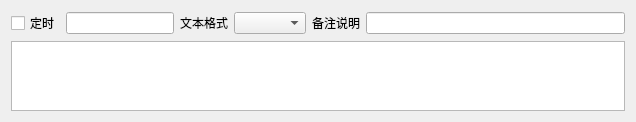
Old version of the form Src/DebugPage/BaseDebugPage/Other/TimingSending/SAKTimingSendingItem.ui in the repository x-tools-author/x-tools.
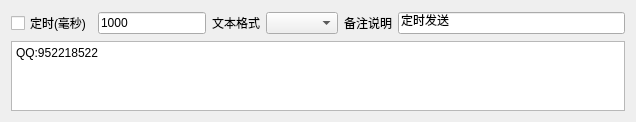
New version of the form.

Commit message: 完成定时发送功能

What changed in the file:
```diff
--- a/Src/DebugPage/BaseDebugPage/Other/TimingSending/SAKTimingSendingItem.ui
+++ b/Src/DebugPage/BaseDebugPage/Other/TimingSending/SAKTimingSendingItem.ui
@@ -17,7 +17,7 @@
    <item row="0" column="0">
     <widget class="QCheckBox" name="timingCheckBox">
      <property name="text">
-      <string>定时</string>
+      <string>定时(毫秒)</string>
      </property>
     </widget>
    </item>
@@ -29,6 +29,9 @@
        <verstretch>0</verstretch>
       </sizepolicy>
      </property>
+     <property name="text">
+      <string>1000</string>
+     </property>
     </widget>
    </item>
    <item row="0" column="2">
@@ -49,7 +52,11 @@
     </widget>
    </item>
    <item row="0" column="5">
-    <widget class="QLineEdit" name="remarkLineEdit"/>
+    <widget class="QLineEdit" name="remarkLineEdit">
+     <property name="text">
+      <string>定时发送</string>
+     </property>
+    </widget>
    </item>
    <item row="1" column="0" colspan="6">
     <widget class="QTextEdit" name="inputDataTextEdit">
@@ -59,6 +66,16 @@
        <height>70</height>
       </size>
      </property>
+     <property name="html">
+      <string>&lt;!DOCTYPE HTML PUBLIC &quot;-//W3C//DTD HTML 4.0//EN&quot; &quot;http://www.w3.org/TR/REC-html40/strict.dtd&quot;&gt;
+&lt;html&gt;&lt;head&gt;&lt;meta name=&quot;qrichtext&quot; content=&quot;1&quot; /&gt;&lt;style type=&quot;text/css&quot;&gt;
+p, li { white-space: pre-wrap; }
+&lt;/style&gt;&lt;/head&gt;&lt;body style=&quot; font-family:'SimSun'; font-size:9pt; font-weight:400; font-style:normal;&quot;&gt;
+&lt;p style=&quot; margin-top:0px; margin-bottom:0px; margin-left:0px; margin-right:0px; -qt-block-indent:0; text-indent:0px;&quot;&gt;QQ:952218522&lt;/p&gt;&lt;/body&gt;&lt;/html&gt;</string>
+     </property>
+     <property name="placeholderText">
+      <string>请输入需要发送的数据</string>
+     </property>
     </widget>
    </item>
   </layout>
```
The commit also changes 8 other files.
